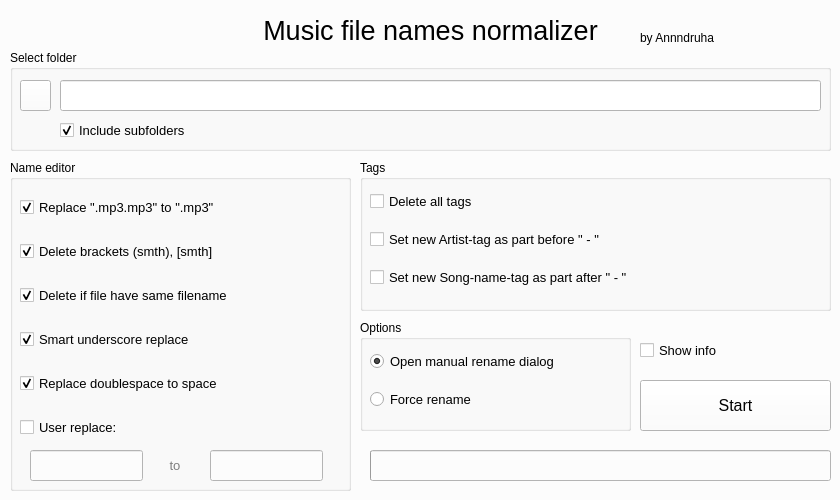
annndruha/music_files_normalizer, file gui/mainwindow.ui: the form before one commit.
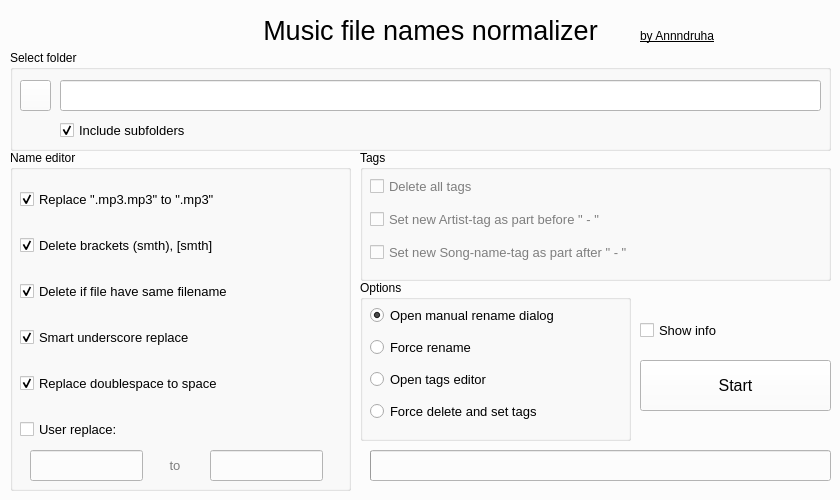
The form after the commit. Icons and pictures are not drawn.

```diff
--- a/gui/mainwindow.ui
+++ b/gui/mainwindow.ui
@@ -528,9 +528,9 @@
     <property name="geometry">
      <rect>
       <x>10</x>
-      <y>160</y>
+      <y>150</y>
       <width>341</width>
-      <height>331</height>
+      <height>341</height>
      </rect>
     </property>
     <property name="locale">
@@ -545,7 +545,7 @@
        <x>10</x>
        <y>20</y>
        <width>321</width>
-       <height>281</height>
+       <height>291</height>
       </rect>
      </property>
      <property name="locale">
@@ -668,7 +668,7 @@
      <property name="geometry">
       <rect>
        <x>140</x>
-       <y>290</y>
+       <y>300</y>
        <width>50</width>
        <height>30</height>
       </rect>
@@ -695,7 +695,7 @@
      <property name="geometry">
       <rect>
        <x>20</x>
-       <y>290</y>
+       <y>300</y>
        <width>113</width>
        <height>31</height>
       </rect>
@@ -716,7 +716,7 @@
      <property name="geometry">
       <rect>
        <x>200</x>
-       <y>290</y>
+       <y>300</y>
        <width>113</width>
        <height>31</height>
       </rect>
@@ -813,9 +813,9 @@
     <property name="geometry">
      <rect>
       <x>360</x>
-      <y>320</y>
+      <y>280</y>
       <width>271</width>
-      <height>111</height>
+      <height>161</height>
      </rect>
     </property>
     <property name="locale">
@@ -830,7 +830,7 @@
        <x>10</x>
        <y>20</y>
        <width>253</width>
-       <height>81</height>
+       <height>131</height>
       </rect>
      </property>
      <property name="locale">
@@ -873,6 +873,30 @@
         </property>
        </widget>
       </item>
+      <item>
+       <widget class="QRadioButton" name="radioButton_tag_manual">
+        <property name="font">
+         <font>
+          <pointsize>10</pointsize>
+         </font>
+        </property>
+        <property name="text">
+         <string>Open tags editor</string>
+        </property>
+       </widget>
+      </item>
+      <item>
+       <widget class="QRadioButton" name="radioButton_tag_auto">
+        <property name="font">
+         <font>
+          <pointsize>10</pointsize>
+         </font>
+        </property>
+        <property name="text">
+         <string>Force delete and set tags</string>
+        </property>
+       </widget>
+      </item>
      </layout>
     </widget>
    </widget>
@@ -880,7 +904,7 @@
     <property name="geometry">
      <rect>
       <x>640</x>
-      <y>380</y>
+      <y>360</y>
       <width>191</width>
       <height>51</height>
      </rect>
@@ -901,9 +925,9 @@
     <property name="geometry">
      <rect>
       <x>360</x>
-      <y>160</y>
+      <y>150</y>
       <width>471</width>
-      <height>151</height>
+      <height>131</height>
      </rect>
     </property>
     <property name="locale">
@@ -918,7 +942,7 @@
        <x>10</x>
        <y>20</y>
        <width>451</width>
-       <height>121</height>
+       <height>101</height>
       </rect>
      </property>
      <property name="locale">
@@ -927,6 +951,9 @@
      <layout class="QVBoxLayout" name="tags_layout">
       <item>
        <widget class="QCheckBox" name="checkBox_delete_tags">
+        <property name="enabled">
+         <bool>false</bool>
+        </property>
         <property name="font">
          <font>
           <pointsize>10</pointsize>
@@ -945,6 +972,9 @@
       </item>
       <item>
        <widget class="QCheckBox" name="checkBox_set_artist_tag">
+        <property name="enabled">
+         <bool>false</bool>
+        </property>
         <property name="font">
          <font>
           <pointsize>10</pointsize>
@@ -963,6 +993,9 @@
       </item>
       <item>
        <widget class="QCheckBox" name="checkBox_set_song_tag">
+        <property name="enabled">
+         <bool>false</bool>
+        </property>
         <property name="font">
          <font>
           <pointsize>10</pointsize>
@@ -1016,16 +1049,19 @@
     <property name="geometry">
      <rect>
       <x>640</x>
-      <y>30</y>
+      <y>26</y>
       <width>101</width>
-      <height>16</height>
+      <height>20</height>
      </rect>
     </property>
     <property name="locale">
      <locale language="English" country="UnitedStates"/>
     </property>
     <property name="text">
-     <string>by Annndruha</string>
+     <string>&lt;html&gt;&lt;head/&gt;&lt;body&gt;&lt;p&gt;&lt;a href=&quot;https://github.com/Annndruha&quot;&gt;&lt;span style=&quot; color:#000000;&quot;&gt;by Annndruha&lt;/span&gt;&lt;/a&gt;&lt;/p&gt;&lt;/body&gt;&lt;/html&gt;</string>
+    </property>
+    <property name="openExternalLinks">
+     <bool>true</bool>
     </property>
    </widget>
    <widget class="QPlainTextEdit" name="plainTextEdit_log">
@@ -1037,6 +1073,12 @@
       <height>471</height>
      </rect>
     </property>
+    <property name="readOnly">
+     <bool>true</bool>
+    </property>
+    <property name="centerOnScroll">
+     <bool>true</bool>
+    </property>
     <property name="placeholderText">
      <string>Logs</string>
     </property>
@@ -1045,7 +1087,7 @@
     <property name="geometry">
      <rect>
       <x>640</x>
-      <y>340</y>
+      <y>320</y>
       <width>181</width>
       <height>20</height>
      </rect>
```
